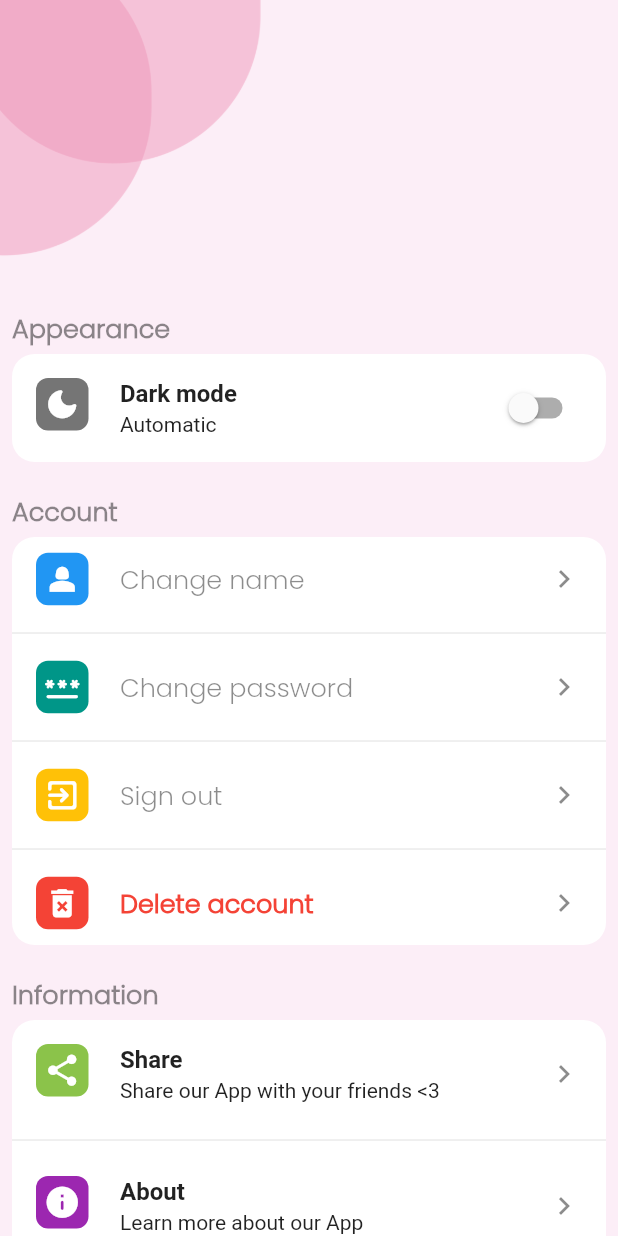
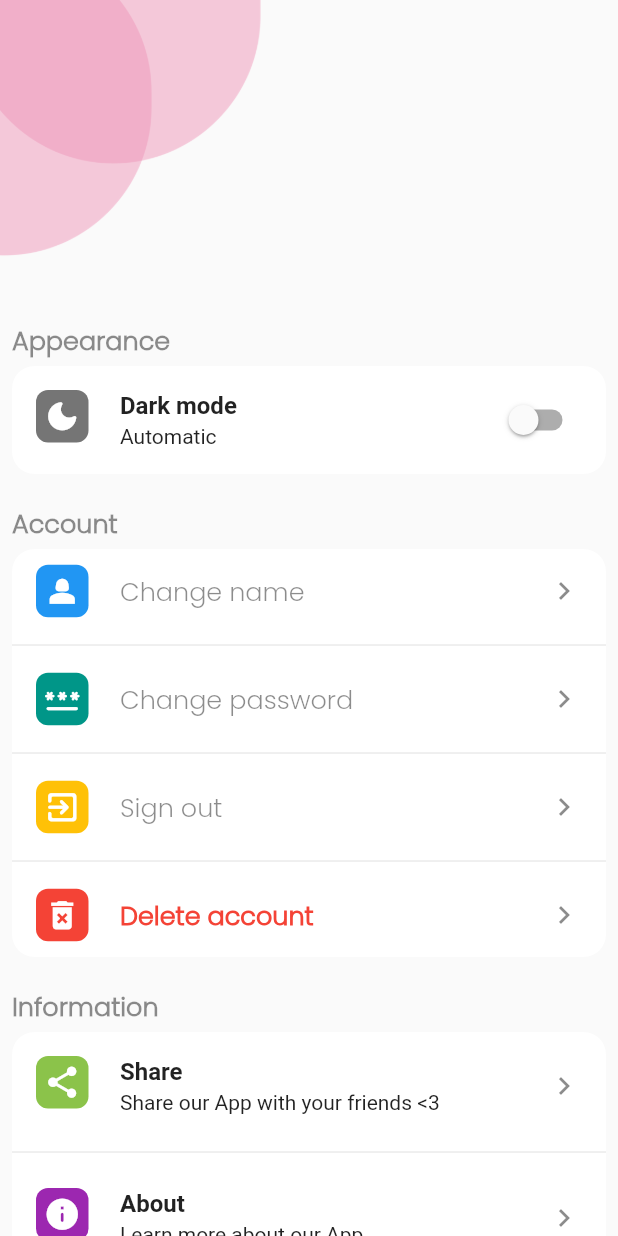
Before and after one commit to dila0/google-solution-challenge-2023-bilkent, a Flutter app: the SettingsScreen screen opened directly, on a phone screen of 412 x 824 dp. Run offline on Flutter 3.47's test engine with Material 2 defaults, Android fonts, the phone set to English and light mode, and no system bars; drawn by our look-alikes of babstrap_settings_screen; our stand-ins replace assets_audio_player, awesome_snackbar_content, banner_carousel, cloud_firestore, firebase_auth, firebase_core and 5 more; missing offline and left inert: favorite_button, smart_alert_dialog; accounts and stored records are empty.

Commit message:
removed appbar from settings_screen.dart

```diff
--- a/lib/screens/settings_screen.dart
+++ b/lib/screens/settings_screen.dart
@@ -48,25 +48,25 @@ class _SettingsScreenState extends State<SettingsScreen> {
   @override
   Widget build(BuildContext context) {
     return Scaffold(
-      body: NestedScrollView(
-        headerSliverBuilder: (BuildContext context, bool innerBoxIsScrolled) =>
-            [
-          SliverAppBar(
-            floating: true,
-            stretch: true,
-            title: Circles(),
-            backgroundColor: kBackgroundColor,
-            elevation: 0,
-            toolbarHeight: MediaQuery.of(context).size.height / 4,
-            centerTitle: false,
-            titleSpacing: 0,
-            automaticallyImplyLeading: false,
+      body: MediaQuery.removePadding(
+        removeTop: true,
+        context: context,
+        child: ListView(
+          children: [
+            Expanded(
+              child: ListView(
+                shrinkWrap: true,
+                children: const [
+                  Circles(),
+                ],
               ),
-        ],
-        body: Padding(
-          padding: const EdgeInsets.symmetric(horizontal: 8.0),
+            ),
+            Expanded(
+                child: Padding(
+              padding: const EdgeInsets.all(8.0),
               child: ListView(
                 physics: const BouncingScrollPhysics(),
+                shrinkWrap: true,
                 children: [
                   SettingsGroup(
                     settingsGroupTitle: "Appearance",
@@ -176,9 +176,10 @@ class _SettingsScreenState extends State<SettingsScreen> {
                   ),
                 ],
               ),
+            )),
+          ],
         ),
       ),
-      backgroundColor: kBackgroundColor,
     );
   }
 }
--- a/lib/utilities/custom_contact_picker.dart
+++ b/lib/utilities/custom_contact_picker.dart
@@ -8,7 +8,6 @@ class FlutterContactPicker {
   static const MethodChannel _channel =
       MethodChannel('flutter_native_contact_picker');
 
-  /// Method to call native code and get contact detail
   static Future<Contact?> selectContact() async {
     final Map<dynamic, dynamic>? result =
         await _channel.invokeMethod('selectContact');
@@ -19,7 +18,6 @@ class FlutterContactPicker {
   }
 }
 
-/// Represents a contact selected by the user.
 class Contact {
   Contact({this.fullName = "", List<String>? phoneNumbers}) {
     if (phoneNumbers == null) {
--- a/pubspec.yaml
+++ b/pubspec.yaml
@@ -50,7 +50,6 @@ dependencies:
   animations: ^2.0.7
   babstrap_settings_screen: ^0.1.4
   smart_alert_dialog: ^4.0.4
-  flutter_native_contact_picker: ^0.0.3
 
 
 dev_dependencies:
```
Lines whose indentation alone changed are shown as unchanged.
